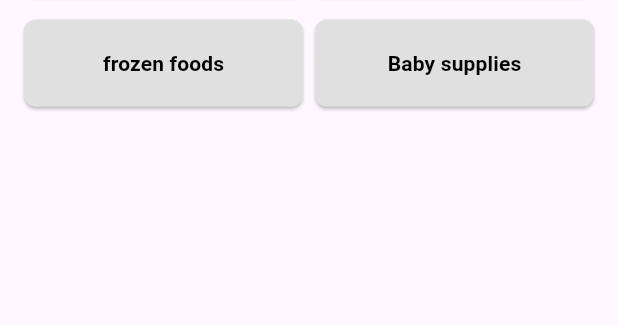
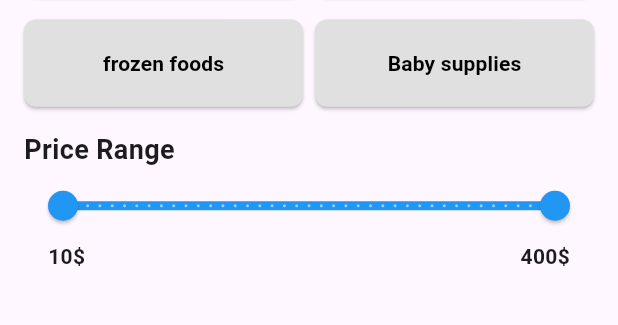
Before and after one commit to faisal-abdelnase/supermarket-delivery, a Flutter app: the SearchByFilter screen opened by its route, on a phone screen of 412 x 824 dp, the part 434-759 px from its top. Run offline on Flutter 3.47's test engine with Material 3 defaults, Android fonts, the phone set to English and light mode, and no system bars; our stand-ins replace curved_navigation_bar, font_awesome_flutter, percent_indicator, pin_code_fields, shared_preferences; accounts and stored records are empty.

Commit message:
add range slider price to filter page

```diff
--- a/lib/features/home/presentation/view/search_by_filter.dart
+++ b/lib/features/home/presentation/view/search_by_filter.dart
@@ -1,9 +1,10 @@
 import 'package:flutter/material.dart';
 import 'package:provider/provider.dart';
-import 'package:super_market_app/constant.dart';
 import 'package:super_market_app/features/home/presentation/manager/filter_provider.dart';
-import 'package:super_market_app/features/home/presentation/view/widgets/custom_elevated_button_filter.dart';
+import 'package:super_market_app/features/home/presentation/view/widgets/range_slider_price.dart';
 import 'package:super_market_app/features/home/presentation/view/widgets/search_by_filter_header.dart';
+
+import 'widgets/grid_view_button_filter.dart';
 
 class SearchByFilter extends StatelessWidget {
   const SearchByFilter({super.key});
@@ -24,24 +25,20 @@ class SearchByFilter extends StatelessWidget {
           child: Padding(
             padding: const EdgeInsets.symmetric(horizontal: 16, vertical: 16),
             child: Column(
+
               children: [
                 SearchByFilterHeader(),
                 SizedBox(
                   height: 16,
                 ),
-                GridView.builder(
-                  physics: NeverScrollableScrollPhysics(),
-                  gridDelegate: const SliverGridDelegateWithFixedCrossAxisCount(
-                      crossAxisCount: 2,
-                      mainAxisSpacing: 16,
-                      crossAxisSpacing: 8,
-                      childAspectRatio: 3.2),
-                  shrinkWrap: true,
-                  itemCount: 8,
-                  itemBuilder: (context, index) {
-                    return CustomElevatedButtonFilter(text: filter[index]);
-                  },
-                )
+                GridViewButtonFilter(),
+
+                SizedBox(height: 16,),
+
+                RangeSliderPrice(),
+
+
+
               ],
             ),
           ),
--- /dev/null
+++ b/lib/features/home/presentation/view/widgets/grid_view_button_filter.dart
@@ -0,0 +1,26 @@
+import 'package:flutter/material.dart';
+import 'package:super_market_app/constant.dart';
+import 'package:super_market_app/features/home/presentation/view/widgets/custom_elevated_button_filter.dart';
+
+class GridViewButtonFilter extends StatelessWidget {
+  const GridViewButtonFilter({
+    super.key,
+  });
+
+  @override
+  Widget build(BuildContext context) {
+    return GridView.builder(
+      physics: NeverScrollableScrollPhysics(),
+      gridDelegate: const SliverGridDelegateWithFixedCrossAxisCount(
+          crossAxisCount: 2,
+          mainAxisSpacing: 16,
+          crossAxisSpacing: 8,
+          childAspectRatio: 3.2),
+      shrinkWrap: true,
+      itemCount: 8,
+      itemBuilder: (context, index) {
+        return CustomElevatedButtonFilter(text: filter[index]);
+      },
+    );
+  }
+}
--- /dev/null
+++ b/lib/features/home/presentation/view/widgets/range_slider_price.dart
@@ -0,0 +1,54 @@
+import 'package:flutter/material.dart';
+
+class RangeSliderPrice extends StatefulWidget {
+  const RangeSliderPrice({
+    super.key,
+  });
+
+  @override
+  State<RangeSliderPrice> createState() => _RangeSliderPriceState();
+}
+
+class _RangeSliderPriceState extends State<RangeSliderPrice> {
+
+  RangeValues _currentRangeValues =  RangeValues(10, 400);
+
+  @override
+  Widget build(BuildContext context) {
+    return Column(
+      crossAxisAlignment: CrossAxisAlignment.start,
+      children: [
+        Text("Price Range", style: TextStyle(
+          fontSize: 18,
+          fontWeight: FontWeight.bold
+        ),),
+
+        RangeSlider(
+          values: _currentRangeValues,
+          activeColor: Colors.blue,
+
+          min: 10,
+          max: 400,
+          divisions: 40,
+          labels: RangeLabels("${_currentRangeValues.start.round()}\$", "${_currentRangeValues.end.round()}\$"),
+          onChanged: (value){
+            setState(() {
+              _currentRangeValues = value;
+            });
+          }
+          ),
+
+        Padding(
+          padding: const EdgeInsets.symmetric(horizontal: 16),
+          child: Row(
+            mainAxisAlignment: MainAxisAlignment.spaceBetween,
+            children: [
+              Text("${_currentRangeValues.start.round()}\$", style: TextStyle(fontWeight: FontWeight.bold),),
+              Text("${_currentRangeValues.end.round()}\$", style: TextStyle(fontWeight: FontWeight.bold),),
+            ],
+          ),
+        ),
+      ],
+    );
+  }
+}
```
